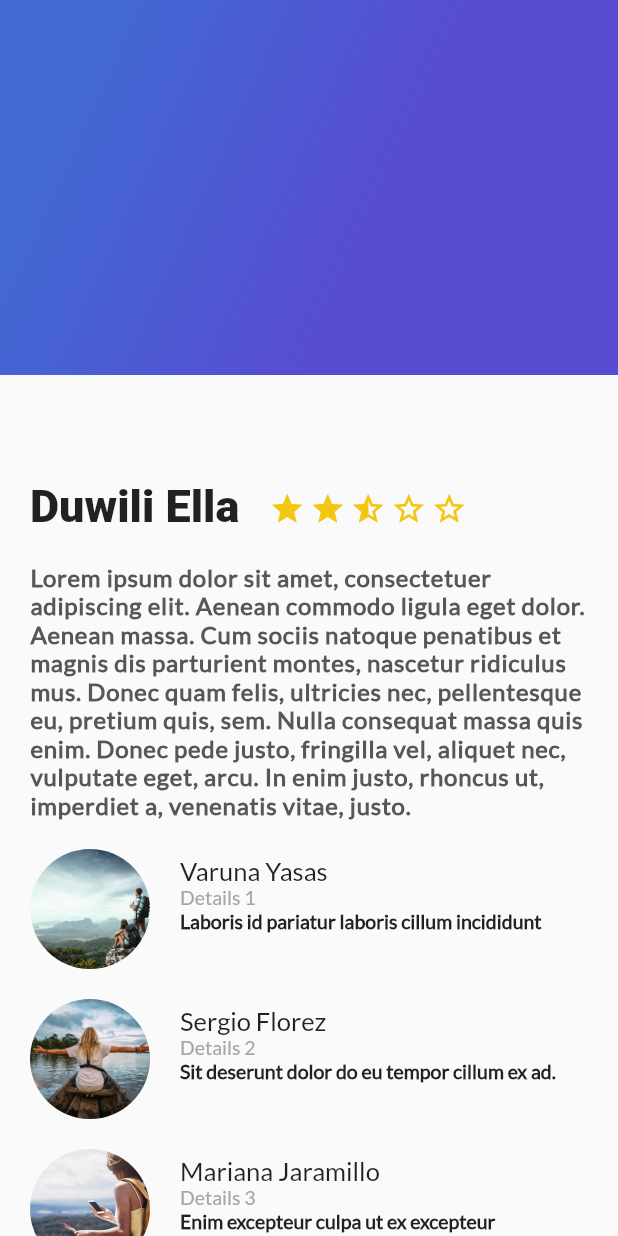
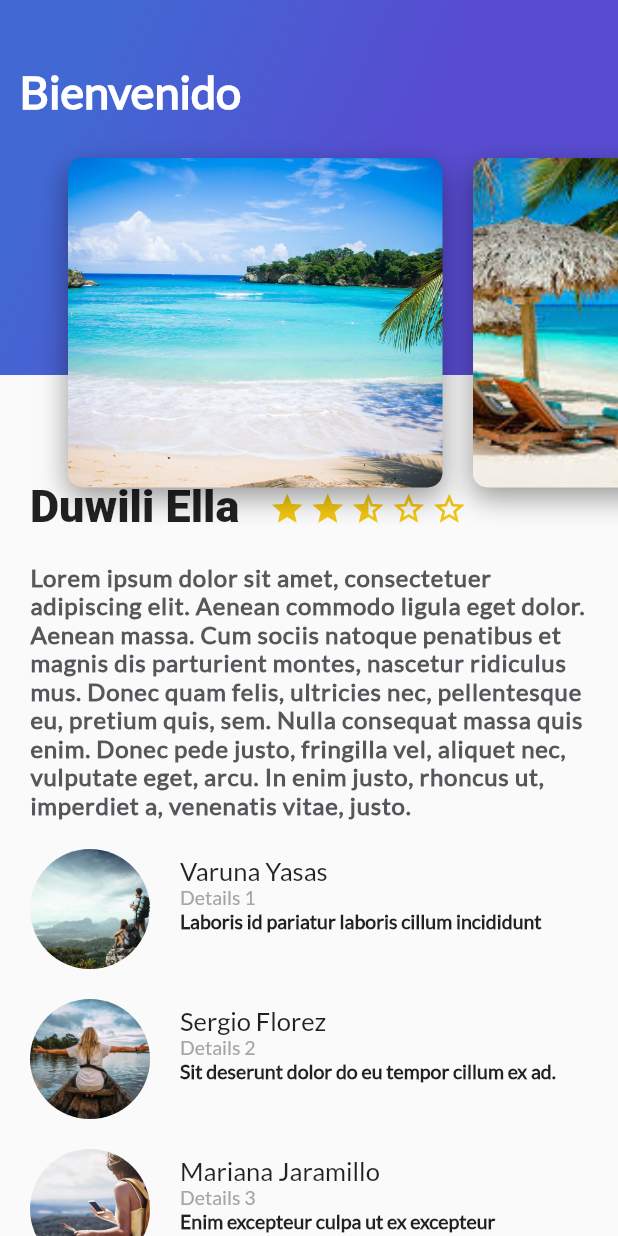
Before and after one commit to xergioalex/demo_flutter_app, a Flutter app: the screen it shows after launch, on a phone screen of 412 x 824 dp. Run offline on Flutter 3.47's test engine with Material 2 defaults, Android fonts, the phone set to English and light mode, and no system bars.

Commit message:
Slider Header Ready

```diff
--- /dev/null
+++ b/lib/components/card_image.dart
@@ -0,0 +1,42 @@
+import 'package:flutter/material.dart';
+
+class  CardImage extends StatelessWidget {
+
+  String pathImage = 'assets/images/beach.jpg';
+
+  CardImage(this.pathImage);
+
+  @override
+  Widget build(BuildContext context) {
+    // TODO: implement build
+
+    final card = Container(
+      height: 350.0,
+      width: 250.0,
+      margin: EdgeInsets.only(
+        top: 80.0,
+        left: 20.0
+      ),
+
+      decoration: BoxDecoration(
+        image: DecorationImage(
+          fit: BoxFit.cover,
+          image: AssetImage(pathImage)
+        ),
+        borderRadius: BorderRadius.all(Radius.circular(10.0)),
+        shape: BoxShape.rectangle,
+        boxShadow: <BoxShadow>[
+          BoxShadow (
+            color:  Colors.black38,
+            blurRadius: 15.0,
+            offset: Offset(0.0, 7.0)
+          )
+        ]
+
+      ),
+    );
+
+    return card;
+  }
+
+}
--- /dev/null
+++ b/lib/components/card_image_list.dart
@@ -0,0 +1,26 @@
+import 'package:flutter/material.dart';
+import 'card_image.dart';
+
+class CardImageList extends StatelessWidget {
+
+  @override
+  Widget build(BuildContext context) {
+    // TODO: implement build
+    return Container(
+      height: 350.0,
+      child: ListView(
+        padding: EdgeInsets.all(25.0),
+        scrollDirection: Axis.horizontal,
+        children: <Widget>[
+          CardImage("assets/images/beach.jpg"),
+          CardImage("assets/images/beach2.jpg"),
+          CardImage("assets/images/beach3.jpg"),
+          CardImage("assets/images/beach4.jpg"),
+          CardImage("assets/images/beach5.jpg"),
+          CardImage("assets/images/beach6.jpg"),
+        ],
+      ),
+    );
+  }
+
+}
--- a/lib/components/gradient_back.dart
+++ b/lib/components/gradient_back.dart
@@ -1,6 +1,11 @@
 import 'package:flutter/material.dart';
 
 class GradientBack extends StatelessWidget {
+
+  String title = 'Popular';
+
+  GradientBack(this.title);
+
   @override
   Widget build(BuildContext context) {
     return Container(
@@ -17,6 +22,17 @@ class GradientBack extends StatelessWidget {
               tileMode: TileMode.clamp
           )
       ),
+      child: Text(
+        title,
+        style: TextStyle(
+          color: Colors.white,
+          fontSize: 30,
+          fontFamily: 'Lato',
+          fontWeight: FontWeight.bold
+        )
+      ),
+      alignment: Alignment(-0.9, -0.6),
+
     );
   }
 }
--- /dev/null
+++ b/lib/components/header_appbar.dart
@@ -0,0 +1,15 @@
+import 'package:flutter/material.dart';
+import 'gradient_back.dart';
+import 'card_image_list.dart';
+
+class HeaderAppBar extends StatelessWidget {
+  @override
+  Widget build(BuildContext context) {
+    return Stack(
+      children: <Widget>[
+        GradientBack("Bienvenido"),
+        CardImageList()
+      ],
+    );
+  }
+}
--- a/lib/main.dart
+++ b/lib/main.dart
@@ -2,6 +2,7 @@ import 'package:flutter/material.dart';
 import 'components/description_place.dart';
 import 'components/review_list.dart';
 import 'components/gradient_back.dart';
+import 'components/header_appbar.dart';
 
 void main() => runApp(MyApp());
 
@@ -25,7 +26,7 @@ class MyApp extends StatelessWidget {
                   new ReviewList(),
                 ],
               ),
-              GradientBack()
+              new HeaderAppBar()
             ],
           )
         )
--- a/pubspec.yaml
+++ b/pubspec.yaml
@@ -46,6 +46,12 @@ flutter:
     - assets/images/traveler.jpg
     - assets/images/traveler2.jpg
     - assets/images/traveler3.jpg
+    - assets/images/beach.jpg
+    - assets/images/beach2.jpg
+    - assets/images/beach3.jpg
+    - assets/images/beach4.jpg
+    - assets/images/beach5.jpg
+    - assets/images/beach6.jpg
 
   fonts:
     - family: Lato
```
Also changed, not shown: assets/images/beach.jpg (added), assets/images/beach2.jpg (added), assets/images/beach3.jpg (added), assets/images/beach4.jpg (added), assets/images/beach5.jpg (added), assets/images/beach6.jpg (added), 1 other file.
